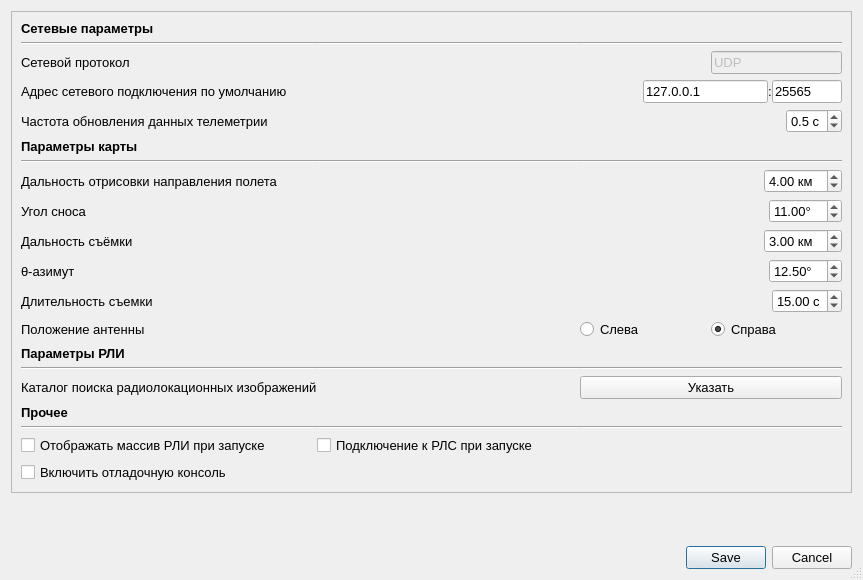
This is config/settingsdialog.ui in whs31/quasar-software as Qt 5 draws it before an edit. The edited form follows.
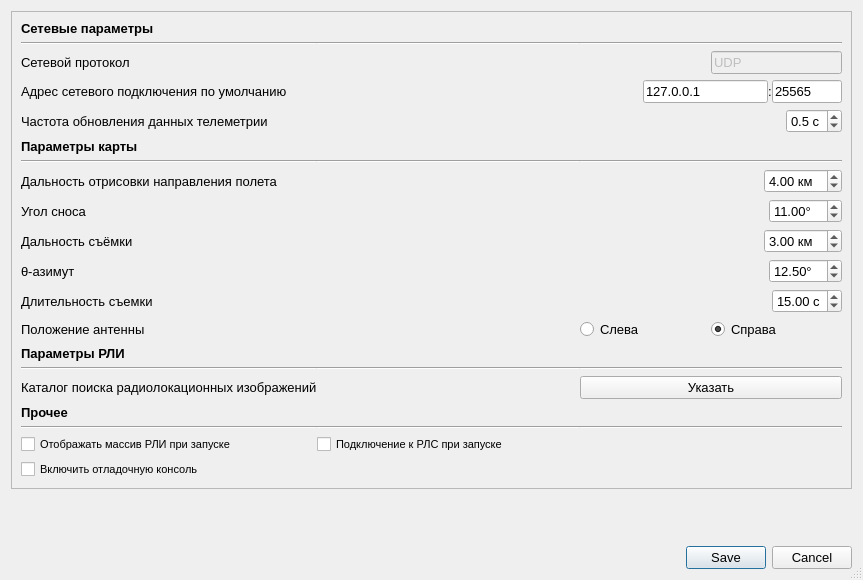
This is the edited form.

What changed in the file:
```diff
--- a/config/settingsdialog.ui
+++ b/config/settingsdialog.ui
@@ -409,6 +409,11 @@
       </item>
       <item row="19" column="0">
        <widget class="QCheckBox" name="i_showImages">
+        <property name="font">
+         <font>
+          <pointsize>8</pointsize>
+         </font>
+        </property>
         <property name="text">
          <string>Отображать массив РЛИ при запуске</string>
         </property>
@@ -620,6 +625,11 @@
       </item>
       <item row="19" column="1">
        <widget class="QCheckBox" name="i_connectOnStart">
+        <property name="font">
+         <font>
+          <pointsize>8</pointsize>
+         </font>
+        </property>
         <property name="text">
          <string>Подключение к РЛС при запуске</string>
         </property>
@@ -697,6 +707,11 @@
       </item>
       <item row="20" column="0">
        <widget class="QCheckBox" name="i_debugConsole">
+        <property name="font">
+         <font>
+          <pointsize>8</pointsize>
+         </font>
+        </property>
         <property name="text">
          <string>Включить отладочную консоль</string>
         </property>
```
